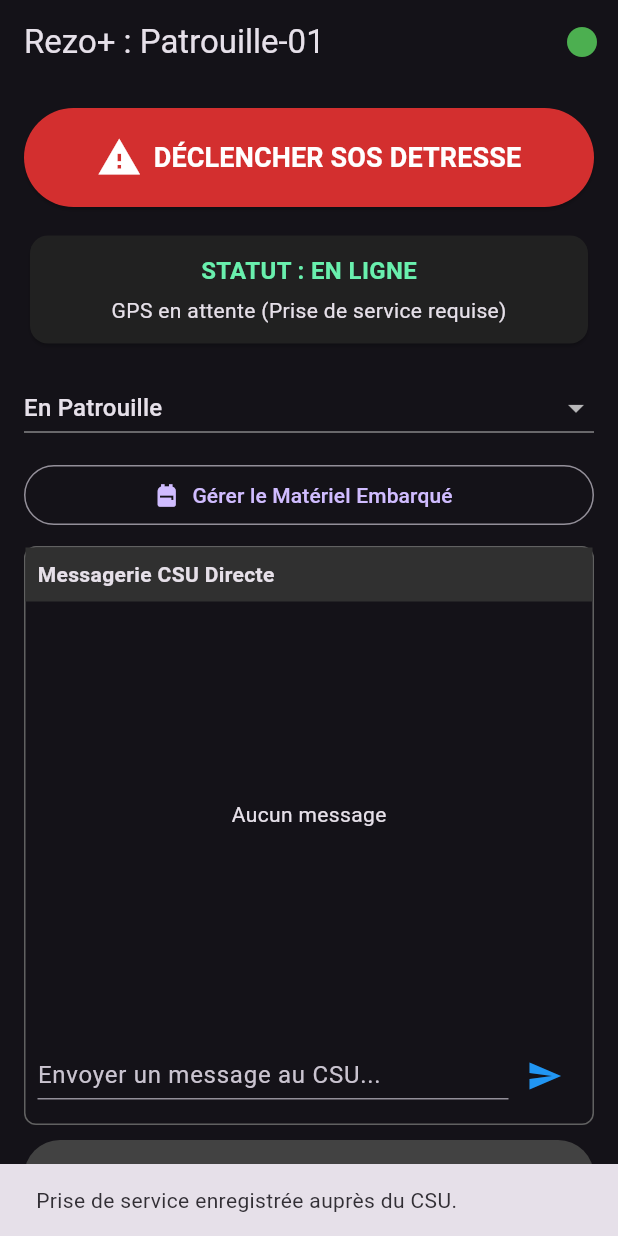
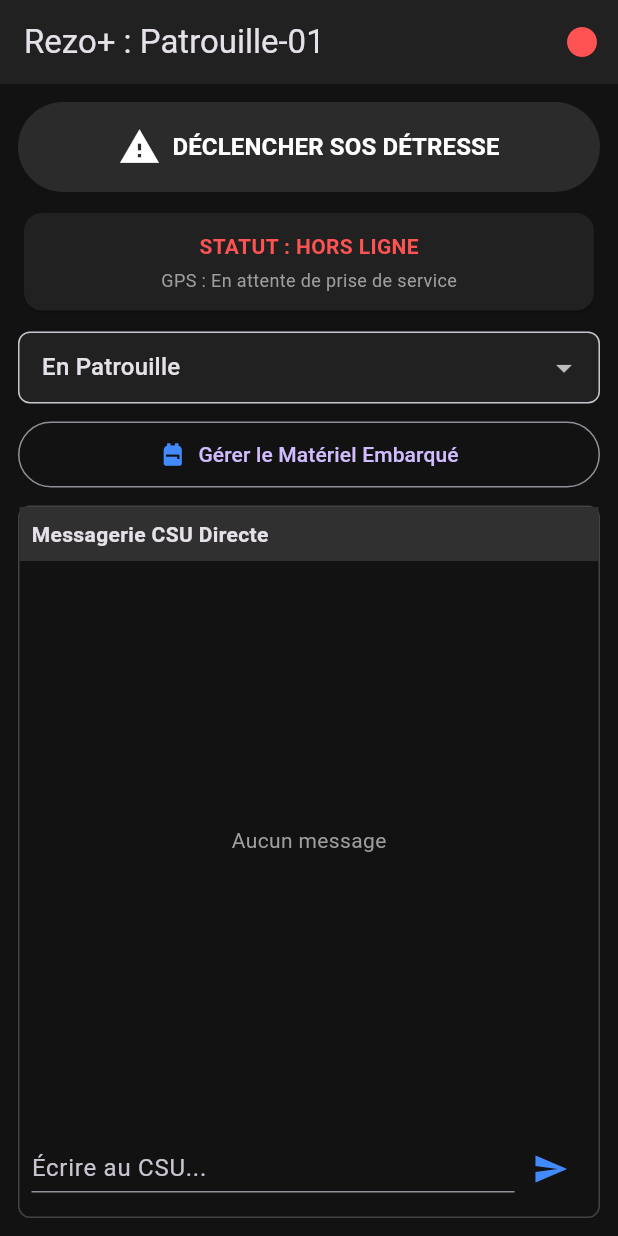
Before and after one commit to xmeynier-web/rezoplus-police, a Flutter app: the screen it shows after launch, after a tap on the "circle" icon, on a phone screen of 412 x 824 dp. Run offline on Flutter 3.47's test engine with Material 3 defaults, Android fonts, the phone set to English and light mode, and no system bars; our stand-ins replace firebase_core, firebase_database, geolocator; accounts and stored records are empty.

Commit message:
Refactor main.dart and update app structure

```diff
--- a/lib/main.dart
+++ b/lib/main.dart
@@ -2,52 +2,50 @@ import 'package:flutter/material.dart';
 import 'package:firebase_core/firebase_core.dart';
 import 'package:firebase_database/firebase_database.dart';
 import 'package:geolocator/geolocator.dart';
-import 'dart:async';
 
 void main() async {
   WidgetsFlutterBinding.ensureInitialized();
   try {
-    if (Firebase.apps.isEmpty) {
     await Firebase.initializeApp();
+  } catch (e) {
+    debugPrint("Firebase init error: $e");
   }
-  } catch (e) {
-    debugPrint("Erreur init Firebase : $e");
-  }
-  runApp(const RezoPlusPatrouilleApp());
+  runApp(const RezoPatrouilleApp());
 }
 
-class RezoPlusPatrouilleApp extends StatelessWidget {
-  const RezoPlusPatrouilleApp({Key? key}) : super(key: key);
+class RezoPatrouilleApp extends StatelessWidget {
+  const RezoPatrouilleApp({Key? key}) : super(key: key);
 
   @override
   Widget build(BuildContext context) {
     return MaterialApp(
       title: 'Rezo+ Patrouille',
       theme: ThemeData(
+        brightness: Brightness.dark,
         primarySwatch: Colors.blue,
-        brightness: Brightness.dark,
+        scaffoldBackgroundColor: const Color(0xFF121212),
       ),
-      home: const PatrouilleHomePage(),
+      home: const PatrouilleScreen(),
       debugShowCheckedModeBanner: false,
     );
   }
 }
 
-class PatrouilleHomePage extends StatefulWidget {
-  const PatrouilleHomePage({Key? key}) : super(key: key);
+class PatrouilleScreen extends StatefulWidget {
+  const PatrouilleScreen({Key? key}) : super(key: key);
 
   @override
-  State<PatrouilleHomePage> createState() => _PatrouilleHomePageState();
+  State<PatrouilleScreen> createState() => _PatrouilleScreenState();
 }
 
-class _PatrouilleHomePageState extends State<PatrouilleHomePage> {
-  final DatabaseReference _dbRef = FirebaseDatabase.instance.ref();
-  final TextEditingController _msgController = TextEditingController();
+class _PatrouilleScreenState extends State<PatrouilleScreen> {
+  final DatabaseReference _db = FirebaseDatabase.instance.ref();
+  final TextEditingController _msgCtrl = TextEditingController();
 
   final String _unitId = "Patrouille-01";
 
   // Les 7 statuts opérationnels stricts
-  final List<String> _statusList = [
+  final List<String> _statuses = [
     "En Patrouille",
     "En Intervention",
     "Contrôle PR",
@@ -57,10 +55,13 @@ class _PatrouilleHomePageState extends State<PatrouilleHomePage> {
     "SOS ACTIF"
   ];
 
-  late String _currentStatus;
+  late String _selectedStatus;
+  bool _isOnline = false;
+  bool _sosActive = false;
+  Position? _pos;
 
-  // Liste complète du matériel embarqué (false par défaut)
-  final Map<String, bool> _equipment = {
+  // Liste complète du matériel embarqué
+  final Map<String, bool> _gear = {
     "Stop-Stick": false,
     "BTD": false,
     "GAIL": false,
@@ -75,209 +76,132 @@ class _PatrouilleHomePageState extends State<PatrouilleHomePage> {
     "DSA": false,
   };
 
-  bool _isOnline = false;
-  bool _sosActive = false;
-  Position? _currentPosition;
-  StreamSubscription<Position>? _positionStreamSubscription;
-
   @override
   void initState() {
     super.initState();
-    _currentStatus = _statusList[0];
-    // NOTE : Le GPS ne se lance PLUS au démarrage pour éviter l'écran blanc / blocage initial.
+    _selectedStatus = _statuses[0];
   }
 
-  @override
-  void dispose() {
-    _positionStreamSubscription?.cancel();
-    _msgController.dispose();
-    super.dispose();
+  // Synchronisation Firebase propre
+  void _syncData() {
+    if (!_isOnline) return;
+    try {
+      _db.child("units/$_unitId").set({
+        "latitude": _pos?.latitude ?? 48.777,
+        "longitude": _pos?.longitude ?? 2.325,
+        "status": _selectedStatus,
+        "equipment": _gear,
+        "sos": _sosActive,
+        "timestamp": ServerValue.timestamp,
+      });
+    } catch (e) {
+      debugPrint("Sync error: $e");
+    }
   }
 
-  // Démarrage sécurisé du GPS uniquement à la prise de service
-  Future<void> _startGPSAndService() async {
+  // Gestion du service et du GPS
+  Future<void> _toggleService() async {
+    if (_isOnline) {
+      // Fin de service
+      setState(() {
+        _isOnline = false;
+        _sosActive = false;
+        _selectedStatus = _statuses[0];
+      });
       try {
-      bool serviceEnabled = await Geolocator.isLocationServiceEnabled();
-      if (!serviceEnabled) {
+        await _db.child("units/$_unitId").remove();
+      } catch (_) {}
       if (mounted) {
         ScaffoldMessenger.of(context).showSnackBar(
-            const SnackBar(content: Text("Veuillez activer le GPS de votre appareil.")),
+          const SnackBar(content: Text("Unité déconnectée (Fin de service).")),
         );
       }
+    } else {
+      // Prise de service
+      bool serviceOk = await Geolocator.isLocationServiceEnabled();
+      if (!serviceOk && mounted) {
+        ScaffoldMessenger.of(context).showSnackBar(
+          const SnackBar(content: Text("Activez le GPS pour prendre votre service.")),
+        );
         return;
       }
 
-      LocationPermission permission = await Geolocator.checkPermission();
-      if (permission == LocationPermission.denied) {
-        permission = await Geolocator.requestPermission();
-        if (permission == LocationPermission.denied) {
-          if (mounted) {
-            ScaffoldMessenger.of(context).showSnackBar(
-              const SnackBar(content: Text("Permission de localisation refusée.")),
-            );
-          }
-          return;
-        }
+      LocationPermission perm = await Geolocator.checkPermission();
+      if (perm == LocationPermission.denied) {
+        perm = await Geolocator.requestPermission();
+        if (perm == LocationPermission.denied) return;
       }
 
-      if (permission == LocationPermission.deniedForever) return;
-
-      // Récupération immédiate d'une position fixe
-      Position? initialPosition = await Geolocator.getLastKnownPosition() ??
-          await Geolocator.getCurrentPosition(desiredAccuracy: LocationAccuracy.high);
-
-      if (mounted) {
+      try {
+        Position p = await Geolocator.getCurrentPosition(desiredAccuracy: LocationAccuracy.high);
         setState(() {
-          _currentPosition = initialPosition;
+          _pos = p;
+          _isOnline = true;
         });
-      }
-
-      // Écoute du flux GPS en arrière-plan
-      _positionStreamSubscription = Geolocator.getPositionStream(
-        locationSettings: const LocationSettings(
-          accuracy: LocationAccuracy.high,
-          distanceFilter: 10,
-        ),
-      ).listen((Position position) {
-        if (!mounted) return;
-        setState(() {
-          _currentPosition = position;
-        });
-        if (_isOnline) {
-          _sendDataToFirebase();
-        }
-      });
-    } catch (e) {
-      debugPrint("Erreur GPS : $e");
-    }
-  }
-
-  Future<void> _toggleService() async {
-    if (_isOnline) {
-      bool confirm = await showDialog<bool>(
-        context: context,
-        builder: (BuildContext context) {
-          return AlertDialog(
-            title: const Text('Confirmation'),
-            content: const Text('Voulez-vous vraiment quitter le service ?'),
-            actions: [
-              TextButton(
-                onPressed: () => Navigator.of(context).pop(false),
-                child: const Text('Annuler'),
-              ),
-              TextButton(
-                onPressed: () => Navigator.of(context).pop(true),
-                child: const Text('Confirmer'),
-              ),
-            ],
-          );
-        },
-      ) ?? false;
-
-      if (!confirm) return;
-    }
-
-    setState(() {
-      _isOnline = !_isOnline;
-      if (!_isOnline) {
-        _sosActive = false;
-        _currentStatus = _statusList[0];
-        _positionStreamSubscription?.cancel();
-      }
-    });
-
-    if (_isOnline) {
-      await _startGPSAndService();
-      _sendDataToFirebase();
+        _syncData();
         if (mounted) {
           ScaffoldMessenger.of(context).showSnackBar(
             const SnackBar(content: Text("Prise de service enregistrée auprès du CSU.")),
           );
         }
-    } else {
-      try {
-        await _dbRef.child("units/$_unitId").remove();
-      } catch (_) {}
-      if (mounted) {
-        ScaffoldMessenger.of(context).showSnackBar(
-          const SnackBar(content: Text("Fin de service. Unité déconnectée.")),
-        );
+      } catch (e) {
+        debugPrint("GPS error: $e");
       }
     }
   }
 
-  void _sendDataToFirebase() {
+  void _toggleSOS() {
+    setState(() {
+      _sosActive = !_sosActive;
+      _selectedStatus = _sosActive ? "SOS ACTIF" : _statuses[0];
+    });
+    _syncData();
+  }
+
+  void _sendMessage() {
+    if (_msgCtrl.text.trim().isEmpty || !_isOnline) return;
     try {
-      _dbRef.child("units/$_unitId").set({
-        "latitude": _currentPosition?.latitude ?? 48.777, // Valeur par défaut Fresnes si pas de GPS
-        "longitude": _currentPosition?.longitude ?? 2.325,
-        "status": _currentStatus,
-        "equipment": _equipment,
-        "sos": _sosActive,
+      _db.child("messages").push().set({
+        "sender": _unitId,
+        "text": _msgCtrl.text.trim(),
         "timestamp": ServerValue.timestamp,
       });
+      _msgCtrl.clear();
     } catch (e) {
-      debugPrint("Erreur envoi Firebase : $e");
+      debugPrint("Msg error: $e");
     }
   }
 
-  void _triggerSOS() {
-    setState(() {
-      _sosActive = !_sosActive;
-      if (_sosActive) {
-        _currentStatus = "SOS ACTIF";
-      } else {
-        _currentStatus = _statusList[0];
-      }
-    });
-    if (_isOnline) _sendDataToFirebase();
-  }
-
-  void _sendMessage() {
-    if (_msgController.text.trim().isEmpty || !_isOnline) return;
-
-    try {
-      _dbRef.child("messages").push().set({
-        "sender": _unitId,
-        "text": _msgController.text.trim(),
-        "timestamp": ServerValue.timestamp,
-      });
-    } catch (e) {
-      debugPrint("Erreur envoi message : $e");
-    }
-
-    _msgController.clear();
-  }
-
-  void _showEquipmentModal() {
+  void _openGearModal() {
     showModalBottomSheet(
       context: context,
-      builder: (BuildContext context) {
+      backgroundColor: const Color(0xFF1E1E1E),
+      builder: (context) {
         return StatefulBuilder(
-          builder: (BuildContext context, StateSetter setStateModal) {
+          builder: (context, setModalState) {
             return Container(
-              padding: const EdgeInsets.all(16.0),
-              height: 400,
+              padding: const EdgeInsets.all(16),
               child: Column(
                 crossAxisAlignment: CrossAxisAlignment.start,
                 children: [
                   const Text(
                     "Gestion du Matériel Embarqué",
-                    style: TextStyle(fontSize: 18, fontWeight: FontWeight.bold),
+                    style: TextStyle(fontSize: 18, fontWeight: FontWeight.bold, color: Colors.white),
                   ),
-                  const Divider(),
+                  const Divider(color: Colors.grey),
                   Expanded(
                     child: ListView(
-                      children: _equipment.keys.map((String key) {
+                      children: _gear.keys.map((item) {
                         return CheckboxListTile(
-                          title: Text(key),
-                          value: _equipment[key],
-                          onChanged: (bool? value) {
-                            setStateModal(() {
-                              _equipment[key] = value ?? false;
+                          title: Text(item, style: const TextStyle(color: Colors.white)),
+                          value: _gear[item],
+                          activeColor: Colors.blue,
+                          onChanged: (val) {
+                            setModalState(() {
+                              _gear[item] = val ?? false;
                             });
                             setState(() {});
-                            if (_isOnline) _sendDataToFirebase();
+                            _syncData();
                           },
                         );
                       }).toList(),
@@ -297,35 +221,38 @@ class _PatrouilleHomePageState extends State<PatrouilleHomePage> {
     return Scaffold(
       appBar: AppBar(
         title: Text("Rezo+ : $_unitId"),
-        backgroundColor: _sosActive ? Colors.red[900] : null,
+        backgroundColor: _sosActive ? Colors.red[900] : Colors.grey[900],
         actions: [
           IconButton(
-            icon: Icon(Icons.circle, color: _isOnline ? Colors.green : Colors.red),
+            icon: Icon(Icons.circle, color: _isOnline ? Colors.greenAccent : Colors.redAccent),
             onPressed: _toggleService,
             tooltip: _isOnline ? "Fin de service" : "Prise de service",
           )
         ],
       ),
       body: Padding(
-        padding: const EdgeInsets.all(16.0),
+        padding: const EdgeInsets.all(12.0),
         child: Column(
           crossAxisAlignment: CrossAxisAlignment.stretch,
           children: [
+            // Bouton SOS d'urgence
             ElevatedButton.icon(
               style: ElevatedButton.styleFrom(
                 backgroundColor: _sosActive ? Colors.orange[800] : Colors.red[700],
-                padding: const EdgeInsets.symmetric(vertical: 18),
+                padding: const EdgeInsets.symmetric(vertical: 16),
               ),
-              onPressed: _isOnline ? _triggerSOS : null,
-              icon: const Icon(Icons.warning, size: 30, color: Colors.white),
+              onPressed: _isOnline ? _toggleSOS : null,
+              icon: const Icon(Icons.warning, size: 28, color: Colors.white),
               label: Text(
-                _sosActive ? "DÉSACTIVER ALERTE SOS" : "DÉCLENCHER SOS DETRESSE",
-                style: const TextStyle(fontSize: 18, fontWeight: FontWeight.bold, color: Colors.white),
+                _sosActive ? "DÉSACTIVER ALERTE SOS" : "DÉCLENCHER SOS DÉTRESSE",
+                style: const TextStyle(fontSize: 16, fontWeight: FontWeight.bold, color: Colors.white),
               ),
             ),
-            const SizedBox(height: 15),
+            const SizedBox(height: 10),
+
+            // Statut et GPS Card
             Card(
-              color: _isOnline ? Colors.grey[900] : Colors.black26,
+              color: Colors.grey[900],
               child: Padding(
                 padding: const EdgeInsets.all(12.0),
                 child: Column(
@@ -333,47 +260,57 @@ class _PatrouilleHomePageState extends State<PatrouilleHomePage> {
                     Text(
                       _isOnline ? "STATUT : EN LIGNE" : "STATUT : HORS LIGNE",
                       style: TextStyle(
-                        fontSize: 16,
                         fontWeight: FontWeight.bold,
                         color: _isOnline ? Colors.greenAccent : Colors.redAccent,
                       ),
                     ),
-                    const SizedBox(height: 5),
-                    Text(_currentPosition != null
-                        ? "GPS Fixé (${_currentPosition!.latitude.toStringAsFixed(4)}, ${_currentPosition!.longitude.toStringAsFixed(4)})"
-                        : "GPS en attente (Prise de service requise)"),
+                    const SizedBox(height: 4),
+                    Text(
+                      _pos != null
+                        ? "GPS : ${_pos!.latitude.toStringAsFixed(4)}, ${_pos!.longitude.toStringAsFixed(4)}"
+                        : "GPS : En attente de prise de service",
+                      style: const TextStyle(fontSize: 12, color: Colors.grey),
+                    ),
                   ],
                 ),
               ),
             ),
-            const SizedBox(height: 15),
-            DropdownButton<String>(
-              value: _currentStatus,
-              isExpanded: true,
-              items: _statusList.map((String status) {
-                return DropdownMenuItem<String>(
-                  value: status,
-                  child: Text(status),
-                );
-              }).toList(),
-              onChanged: (String? newValue) {
-                if (newValue != null) {
-                  setState(() => _currentStatus = newValue);
-                  if (_isOnline) _sendDataToFirebase();
+            const SizedBox(height: 10),
+
+            // Sélecteur de statut opérationnel
+            DropdownButtonFormField<String>(
+              value: _selectedStatus,
+              dropdownColor: Colors.grey[900],
+              decoration: InputDecoration(
+                filled: true,
+                fillColor: Colors.grey[900],
+                border: OutlineInputBorder(borderRadius: BorderRadius.circular(8)),
+                contentPadding: const EdgeInsets.symmetric(horizontal: 12, vertical: 8),
+              ),
+              items: _statuses.map((s) => DropdownMenuItem(value: s, child: Text(s))).toList(),
+              onChanged: (val) {
+                if (val != null) {
+                  setState(() => _selectedStatus = val);
+                  _syncData();
                 }
               },
             ),
             const SizedBox(height: 10),
+
+            // Bouton Matériel
             OutlinedButton.icon(
-              onPressed: _showEquipmentModal,
-              icon: const Icon(Icons.backpack),
+              style: OutlinedButton.styleFrom(padding: const EdgeInsets.symmetric(vertical: 12)),
+              onPressed: _openGearModal,
+              icon: const Icon(Icons.backpack, color: Colors.blueAccent),
               label: const Text("Gérer le Matériel Embarqué"),
             ),
             const SizedBox(height: 10),
+
+            // Messagerie CSU Directe
             Expanded(
               child: Container(
                 decoration: BoxDecoration(
-                  border: Border.all(color: Colors.grey[700]!),
+                  border: Border.all(color: Colors.grey[800]!),
                   borderRadius: BorderRadius.circular(8),
                 ),
                 child: Column(
@@ -386,17 +323,14 @@ class _PatrouilleHomePageState extends State<PatrouilleHomePage> {
                     ),
                     Expanded(
                       child: StreamBuilder(
-                        stream: _dbRef.child("messages").limitToLast(20).onValue,
+                        stream: _db.child("messages").limitToLast(20).onValue,
                         builder: (context, AsyncSnapshot<DatabaseEvent> snapshot) {
                           if (!snapshot.hasData || snapshot.data?.snapshot.value == null) {
-                            return const Center(child: Text("Aucun message"));
+                            return const Center(child: Text("Aucun message", style: TextStyle(color: Colors.grey)));
                           }
-                          Object? rawValue = snapshot.data!.snapshot.value;
-                          if (rawValue is! Map) {
-                            return const Center(child: Text("Chargement..."));
-                          }
-                          Map<dynamic, dynamic> map = rawValue;
-                          List<MapEntry<dynamic, dynamic>> entries = map.entries.toList()
+                          try {
+                            Map map = snapshot.data!.snapshot.value as Map;
+                            var entries = map.entries.toList()
                               ..sort((a, b) => (a.value['timestamp'] ?? 0).compareTo(b.value['timestamp'] ?? 0));
 
                             return ListView.builder(
@@ -411,7 +345,7 @@ class _PatrouilleHomePageState extends State<PatrouilleHomePage> {
                                     margin: const EdgeInsets.symmetric(vertical: 4),
                                     padding: const EdgeInsets.all(8),
                                     decoration: BoxDecoration(
-                                    color: isMe ? Colors.blue[800] : Colors.grey[700],
+                                      color: isMe ? Colors.blue[900] : Colors.grey[800],
                                       borderRadius: BorderRadius.circular(6),
                                     ),
                                     child: Text("${msg['sender']}: ${msg['text']}"),
@@ -419,6 +353,9 @@ class _PatrouilleHomePageState extends State<PatrouilleHomePage> {
                                 );
                               },
                             );
+                          } catch (e) {
+                            return const Center(child: Text("Erreur de chargement des messages"));
+                          }
                         },
                       ),
                     ),
@@ -428,15 +365,15 @@ class _PatrouilleHomePageState extends State<PatrouilleHomePage> {
                         children: [
                           Expanded(
                             child: TextField(
-                              controller: _msgController,
+                              controller: _msgCtrl,
                               decoration: const InputDecoration(
-                                hintText: "Envoyer un message au CSU...",
+                                hintText: "Écrire au CSU...",
                                 isDense: true,
                               ),
                             ),
                           ),
                           IconButton(
-                            icon: const Icon(Icons.send, color: Colors.blue),
+                            icon: const Icon(Icons.send, color: Colors.blueAccent),
                             onPressed: _sendMessage,
                           )
                         ],
@@ -446,16 +383,6 @@ class _PatrouilleHomePageState extends State<PatrouilleHomePage> {
                 ),
               ),
             ),
-            const SizedBox(height: 10),
-            ElevatedButton.icon(
-              style: ElevatedButton.styleFrom(
-                backgroundColor: _isOnline ? Colors.grey[800] : Colors.green,
-                padding: const EdgeInsets.symmetric(vertical: 14),
-              ),
-              onPressed: _toggleService,
-              icon: Icon(_isOnline ? Icons.logout : Icons.login),
-              label: Text(_isOnline ? "FIN DE SERVICE" : "PRISE DE SERVICE"),
-            ),
           ],
         ),
       ),
```
Lines whose indentation alone changed are shown as unchanged.
